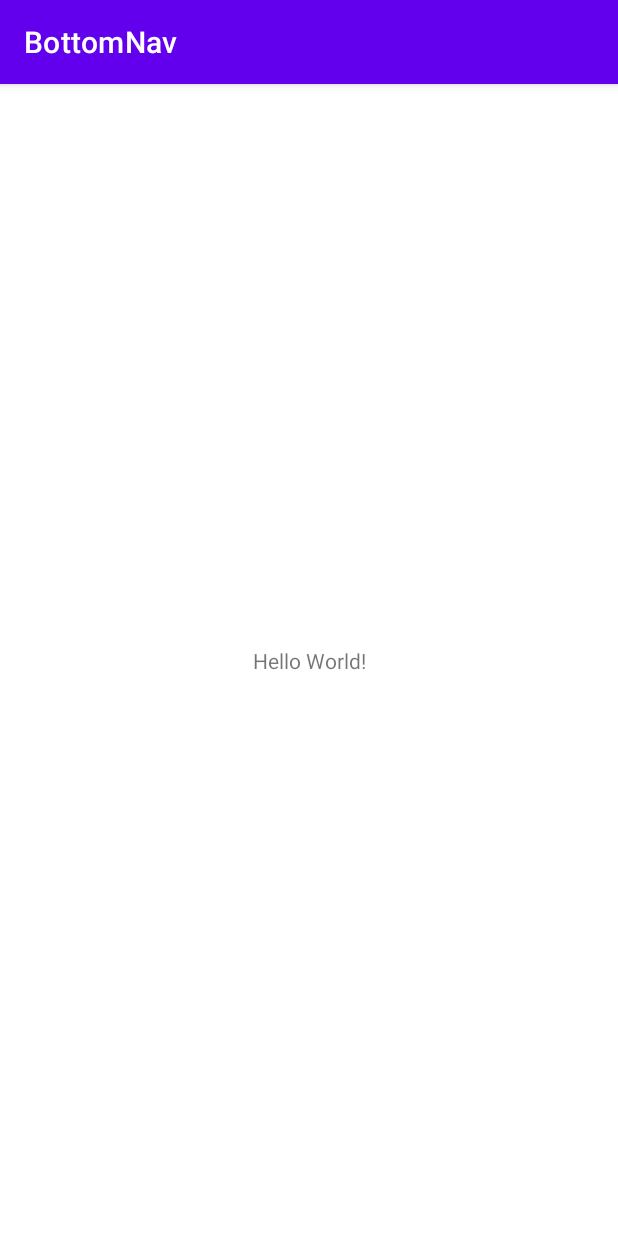
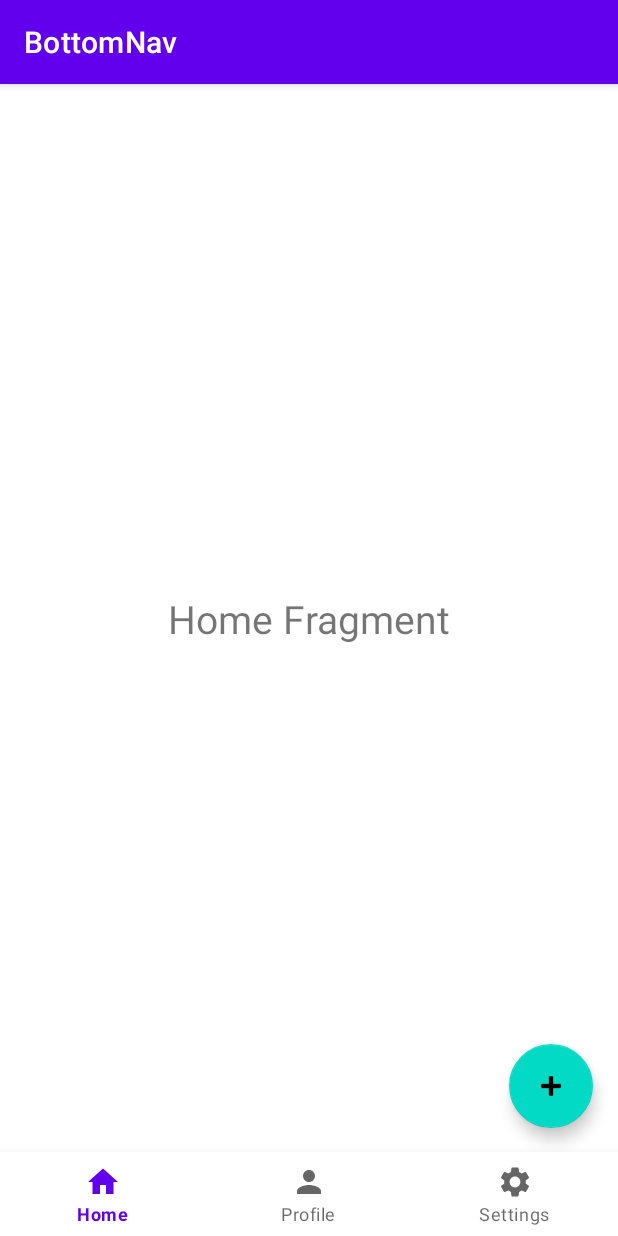
Before and after one commit to dhonstudio/android_bottom_nav, an Android app: the screen it shows after launch (MainActivity), on a phone screen of 412 x 824 dp. Run offline under Robolectric (Android 15) with nearby library versions, the phone set to English and light mode, and no system bars.

Commit message:
Add Menu and Fragment

```diff
--- a/app/build.gradle
+++ b/app/build.gradle
@@ -21,6 +21,11 @@ android {
             proguardFiles getDefaultProguardFile('proguard-android-optimize.txt'), 'proguard-rules.pro'
         }
     }
+
+    buildFeatures {
+        viewBinding true
+    }
+
     compileOptions {
         sourceCompatibility JavaVersion.VERSION_1_8
         targetCompatibility JavaVersion.VERSION_1_8
@@ -32,6 +37,7 @@ dependencies {
     implementation 'androidx.appcompat:appcompat:1.4.1'
     implementation 'com.google.android.material:material:1.5.0'
     implementation 'androidx.constraintlayout:constraintlayout:2.1.3'
+    implementation 'androidx.legacy:legacy-support-v4:1.0.0'
     testImplementation 'junit:junit:4.13.2'
     androidTestImplementation 'androidx.test.ext:junit:1.1.3'
     androidTestImplementation 'androidx.test.espresso:espresso-core:3.4.0'
--- /dev/null
+++ b/app/src/main/java/com/example/bottomnav/HomeFragment.java
@@ -0,0 +1,64 @@
+package com.example.bottomnav;
+
+import android.os.Bundle;
+
+import androidx.fragment.app.Fragment;
+
+import android.view.LayoutInflater;
+import android.view.View;
+import android.view.ViewGroup;
+
+/**
+ * A simple {@link Fragment} subclass.
+ * Use the {@link HomeFragment#newInstance} factory method to
+ * create an instance of this fragment.
+ */
+public class HomeFragment extends Fragment {
+
+    // TODO: Rename parameter arguments, choose names that match
+    // the fragment initialization parameters, e.g. ARG_ITEM_NUMBER
+    private static final String ARG_PARAM1 = "param1";
+    private static final String ARG_PARAM2 = "param2";
+
+    // TODO: Rename and change types of parameters
+    private String mParam1;
+    private String mParam2;
+
+    public HomeFragment() {
+        // Required empty public constructor
+    }
+
+    /**
+     * Use this factory method to create a new instance of
+     * this fragment using the provided parameters.
+     *
+     * @param param1 Parameter 1.
+     * @param param2 Parameter 2.
+     * @return A new instance of fragment HomeFragment.
+     */
+    // TODO: Rename and change types and number of parameters
+    public static HomeFragment newInstance(String param1, String param2) {
+        HomeFragment fragment = new HomeFragment();
+        Bundle args = new Bundle();
+        args.putString(ARG_PARAM1, param1);
+        args.putString(ARG_PARAM2, param2);
+        fragment.setArguments(args);
+        return fragment;
+    }
+
+    @Override
+    public void onCreate(Bundle savedInstanceState) {
+        super.onCreate(savedInstanceState);
+        if (getArguments() != null) {
+            mParam1 = getArguments().getString(ARG_PARAM1);
+            mParam2 = getArguments().getString(ARG_PARAM2);
+        }
+    }
+
+    @Override
+    public View onCreateView(LayoutInflater inflater, ViewGroup container,
+                             Bundle savedInstanceState) {
+        // Inflate the layout for this fragment
+        return inflater.inflate(R.layout.fragment_home, container, false);
+    }
+}
--- a/app/src/main/java/com/example/bottomnav/MainActivity.java
+++ b/app/src/main/java/com/example/bottomnav/MainActivity.java
@@ -1,14 +1,47 @@
 package com.example.bottomnav;
 
 import androidx.appcompat.app.AppCompatActivity;
+import androidx.fragment.app.Fragment;
+import androidx.fragment.app.FragmentManager;
+import androidx.fragment.app.FragmentTransaction;
 
 import android.os.Bundle;
 
+import com.example.bottomnav.databinding.ActivityMainBinding;
+
 public class MainActivity extends AppCompatActivity {
+
+    ActivityMainBinding binding;
 
     @Override
     protected void onCreate(Bundle savedInstanceState) {
         super.onCreate(savedInstanceState);
-        setContentView(R.layout.activity_main);
+        binding = ActivityMainBinding.inflate(getLayoutInflater());
+        setContentView(binding.getRoot());
+        replaceFragment(new HomeFragment());
+
+        binding.bottomNavigationView.setOnItemSelectedListener(item -> {
+
+            switch (item.getItemId()) {
+                case R.id.home:
+                    replaceFragment(new HomeFragment());
+                    break;
+                case R.id.profile:
+                    replaceFragment(new ProfileFragment());
+                    break;
+                case R.id.settings:
+                    replaceFragment(new SettingsFragment());
+                    break;
+            }
+
+            return true;
+        });
+    }
+
+    private void replaceFragment(Fragment fragment){
+        FragmentManager fragmentManager = getSupportFragmentManager();
+        FragmentTransaction fragmentTransaction = fragmentManager.beginTransaction();
+        fragmentTransaction.replace(R.id.frame_layout,fragment);
+        fragmentTransaction.commit();
     }
 }
--- /dev/null
+++ b/app/src/main/res/drawable/ic_baseline_home_24.xml
@@ -0,0 +1,10 @@
+<vector xmlns:android="http://schemas.android.com/apk/res/android"
+    android:width="24dp"
+    android:height="24dp"
+    android:viewportWidth="24"
+    android:viewportHeight="24"
+    android:tint="?attr/colorControlNormal">
+  <path
+      android:fillColor="@android:color/white"
+      android:pathData="M10,20v-6h4v6h5v-8h3L12,3 2,12h3v8z"/>
+</vector>
--- /dev/null
+++ b/app/src/main/res/drawable/ic_baseline_person_24.xml
@@ -0,0 +1,10 @@
+<vector xmlns:android="http://schemas.android.com/apk/res/android"
+    android:width="24dp"
+    android:height="24dp"
+    android:viewportWidth="24"
+    android:viewportHeight="24"
+    android:tint="?attr/colorControlNormal">
+  <path
+      android:fillColor="@android:color/white"
+      android:pathData="M12,12c2.21,0 4,-1.79 4,-4s-1.79,-4 -4,-4 -4,1.79 -4,4 1.79,4 4,4zM12,14c-2.67,0 -8,1.34 -8,4v2h16v-2c0,-2.66 -5.33,-4 -8,-4z"/>
+</vector>
--- /dev/null
+++ b/app/src/main/res/drawable/ic_baseline_settings_24.xml
@@ -0,0 +1,10 @@
+<vector xmlns:android="http://schemas.android.com/apk/res/android"
+    android:width="24dp"
+    android:height="24dp"
+    android:viewportWidth="24"
+    android:viewportHeight="24"
+    android:tint="?attr/colorControlNormal">
+  <path
+      android:fillColor="@android:color/white"
+      android:pathData="M19.14,12.94c0.04,-0.3 0.06,-0.61 0.06,-0.94c0,-0.32 -0.02,-0.64 -0.07,-0.94l2.03,-1.58c0.18,-0.14 0.23,-0.41 0.12,-0.61l-1.92,-3.32c-0.12,-0.22 -0.37,-0.29 -0.59,-0.22l-2.39,0.96c-0.5,-0.38 -1.03,-0.7 -1.62,-0.94L14.4,2.81c-0.04,-0.24 -0.24,-0.41 -0.48,-0.41h-3.84c-0.24,0 -0.43,0.17 -0.47,0.41L9.25,5.35C8.66,5.59 8.12,5.92 7.63,6.29L5.24,5.33c-0.22,-0.08 -0.47,0 -0.59,0.22L2.74,8.87C2.62,9.08 2.66,9.34 2.86,9.48l2.03,1.58C4.84,11.36 4.8,11.69 4.8,12s0.02,0.64 0.07,0.94l-2.03,1.58c-0.18,0.14 -0.23,0.41 -0.12,0.61l1.92,3.32c0.12,0.22 0.37,0.29 0.59,0.22l2.39,-0.96c0.5,0.38 1.03,0.7 1.62,0.94l0.36,2.54c0.05,0.24 0.24,0.41 0.48,0.41h3.84c0.24,0 0.44,-0.17 0.47,-0.41l0.36,-2.54c0.59,-0.24 1.13,-0.56 1.62,-0.94l2.39,0.96c0.22,0.08 0.47,0 0.59,-0.22l1.92,-3.32c0.12,-0.22 0.07,-0.47 -0.12,-0.61L19.14,12.94zM12,15.6c-1.98,0 -3.6,-1.62 -3.6,-3.6s1.62,-3.6 3.6,-3.6s3.6,1.62 3.6,3.6S13.98,15.6 12,15.6z"/>
+</vector>
--- a/app/src/main/res/layout/activity_main.xml
+++ b/app/src/main/res/layout/activity_main.xml
@@ -6,13 +6,25 @@
     android:layout_height="match_parent"
     tools:context=".MainActivity">
 
-    <TextView
-        android:layout_width="wrap_content"
+    <FrameLayout
+        android:id="@+id/frame_layout"
+        android:layout_width="0dp"
+        android:layout_height="0dp"
+        app:layout_constraintBottom_toTopOf="@+id/bottomNavigationView"
+        app:layout_constraintEnd_toEndOf="parent"
+        app:layout_constraintStart_toStartOf="parent"
+        app:layout_constraintTop_toTopOf="parent">
+
+    </FrameLayout>
+
+    <com.google.android.material.bottomnavigation.BottomNavigationView
+        android:id="@+id/bottomNavigationView"
+        android:layout_width="match_parent"
         android:layout_height="wrap_content"
-        android:text="Hello World!"
         app:layout_constraintBottom_toBottomOf="parent"
-        app:layout_constraintLeft_toLeftOf="parent"
-        app:layout_constraintRight_toRightOf="parent"
-        app:layout_constraintTop_toTopOf="parent" />
+        app:layout_constraintEnd_toEndOf="parent"
+        app:layout_constraintStart_toStartOf="parent"
+        app:menu="@menu/bottom_nav_menu">
 
+    </com.google.android.material.bottomnavigation.BottomNavigationView>
 </androidx.constraintlayout.widget.ConstraintLayout>
--- /dev/null
+++ b/app/src/main/res/layout/fragment_home.xml
@@ -0,0 +1,37 @@
+<?xml version="1.0" encoding="utf-8"?>
+<androidx.constraintlayout.widget.ConstraintLayout xmlns:android="http://schemas.android.com/apk/res/android"
+    xmlns:app="http://schemas.android.com/apk/res-auto"
+    xmlns:tools="http://schemas.android.com/tools"
+    android:layout_width="match_parent"
+    android:layout_height="match_parent"
+    android:background="@color/white"
+    tools:context=".HomeFragment">
+
+    <!-- TODO: Update blank fragment layout -->
+
+    <TextView
+        android:id="@+id/textView"
+        android:layout_width="wrap_content"
+        android:layout_height="wrap_content"
+        android:layout_gravity="center"
+        android:text="Home Fragment"
+        android:textSize="26dp"
+        app:layout_constraintBottom_toBottomOf="parent"
+        app:layout_constraintEnd_toEndOf="parent"
+        app:layout_constraintStart_toStartOf="parent"
+        app:layout_constraintTop_toTopOf="parent" />
+
+    <com.google.android.material.floatingactionbutton.FloatingActionButton
+        android:id="@+id/floatingActionButton"
+        android:layout_width="wrap_content"
+        android:layout_height="wrap_content"
+        android:clickable="true"
+        android:src="@android:drawable/ic_input_add"
+        app:layout_constraintBottom_toBottomOf="parent"
+        app:layout_constraintEnd_toEndOf="parent"
+        app:layout_constraintHorizontal_bias="0.954"
+        app:layout_constraintStart_toStartOf="parent"
+        app:layout_constraintTop_toTopOf="parent"
+        app:layout_constraintVertical_bias="0.976" />
+
+</androidx.constraintlayout.widget.ConstraintLayout>
--- /dev/null
+++ b/app/src/main/res/menu/bottom_nav_menu.xml
@@ -0,0 +1,16 @@
+<?xml version="1.0" encoding="utf-8"?>
+<menu xmlns:android="http://schemas.android.com/apk/res/android">
+
+    <item
+        android:id="@+id/home"
+        android:title="Home"
+        android:icon="@drawable/ic_baseline_home_24"/>
+    <item
+        android:id="@+id/profile"
+        android:title="Profile"
+        android:icon="@drawable/ic_baseline_person_24"/>
+    <item
+        android:id="@+id/settings"
+        android:title="Settings"
+        android:icon="@drawable/ic_baseline_settings_24"/>
+</menu>
--- a/app/src/main/res/values/strings.xml
+++ b/app/src/main/res/values/strings.xml
@@ -1,3 +1,5 @@
 <resources>
     <string name="app_name">BottomNav</string>
+    <!-- TODO: Remove or change this placeholder text -->
+    <string name="hello_blank_fragment">Hello blank fragment</string>
 </resources>
```
Also changed, not shown: app/src/main/java/com/example/bottomnav/ProfileFragment.java (added, +64 -0 lines), app/src/main/java/com/example/bottomnav/SettingsFragment.java (added, +64 -0 lines), app/src/main/res/layout/fragment_profile.xml (added, +17 -0 lines), app/src/main/res/layout/fragment_settings.xml (added, +17 -0 lines).
